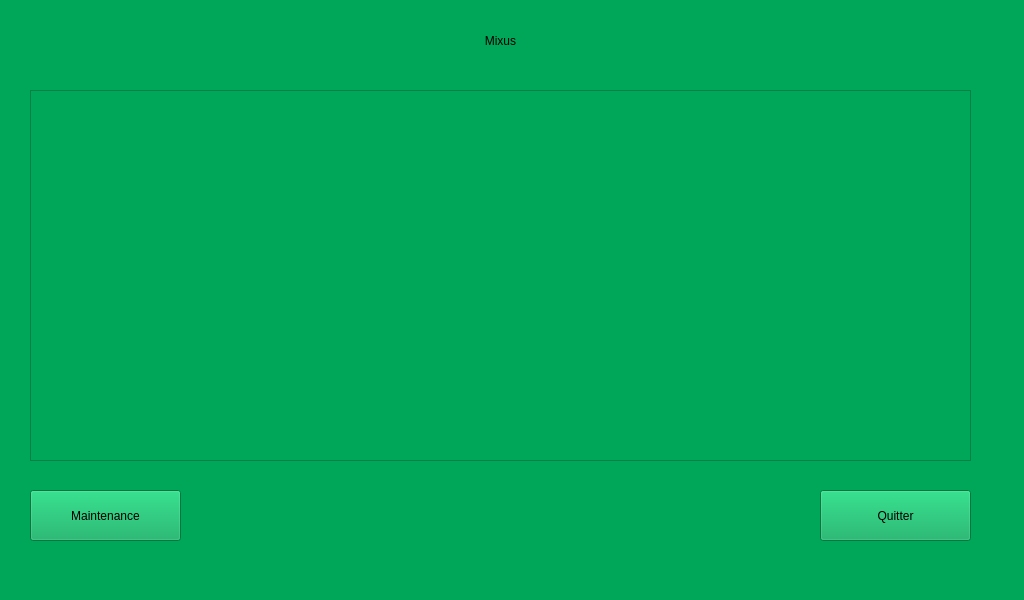
Qt form ui/MainMenu.ui (BenjaminMoff/MixUS) before a commit.
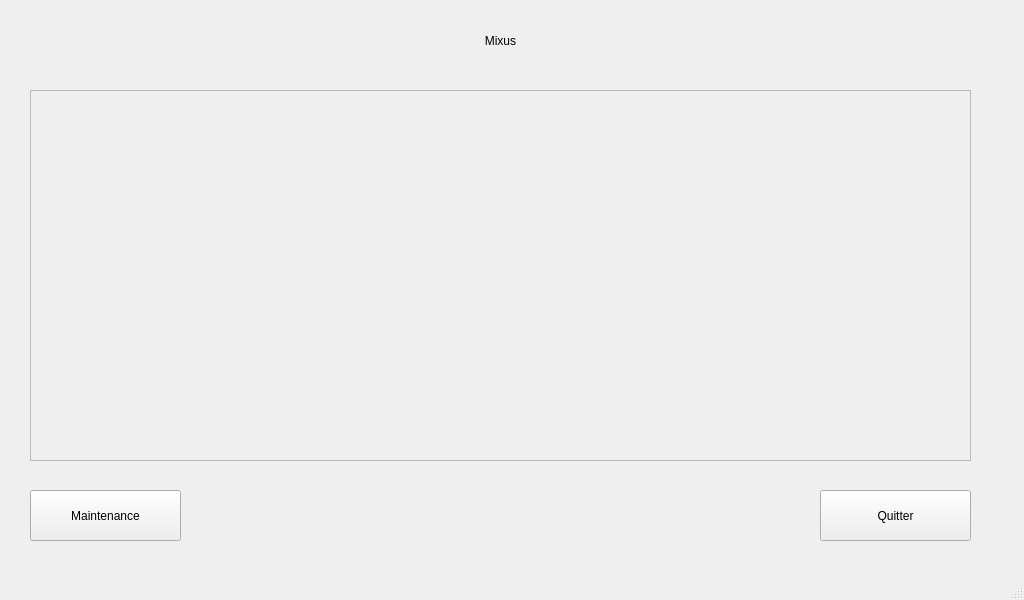
The same form after that commit.

The edit to the form file:
```diff
--- a/ui/MainMenu.ui
+++ b/ui/MainMenu.ui
@@ -17,7 +17,7 @@
    <bool>false</bool>
   </property>
   <property name="styleSheet">
-   <string notr="true">background-color: rgb(0, 167, 89);</string>
+   <string notr="true"/>
   </property>
   <widget class="QWidget" name="centralwidget">
    <widget class="QLabel" name="label_MainTitle">
```
Left out of the diff: 2 changed lines with no effect on the pictures.
